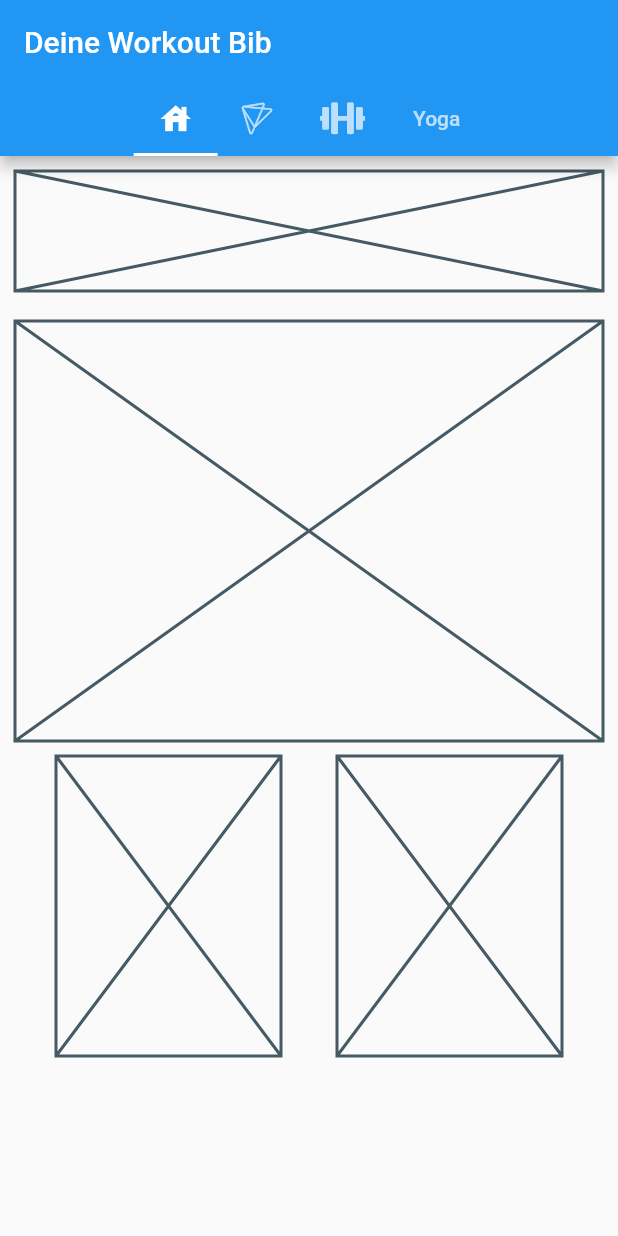
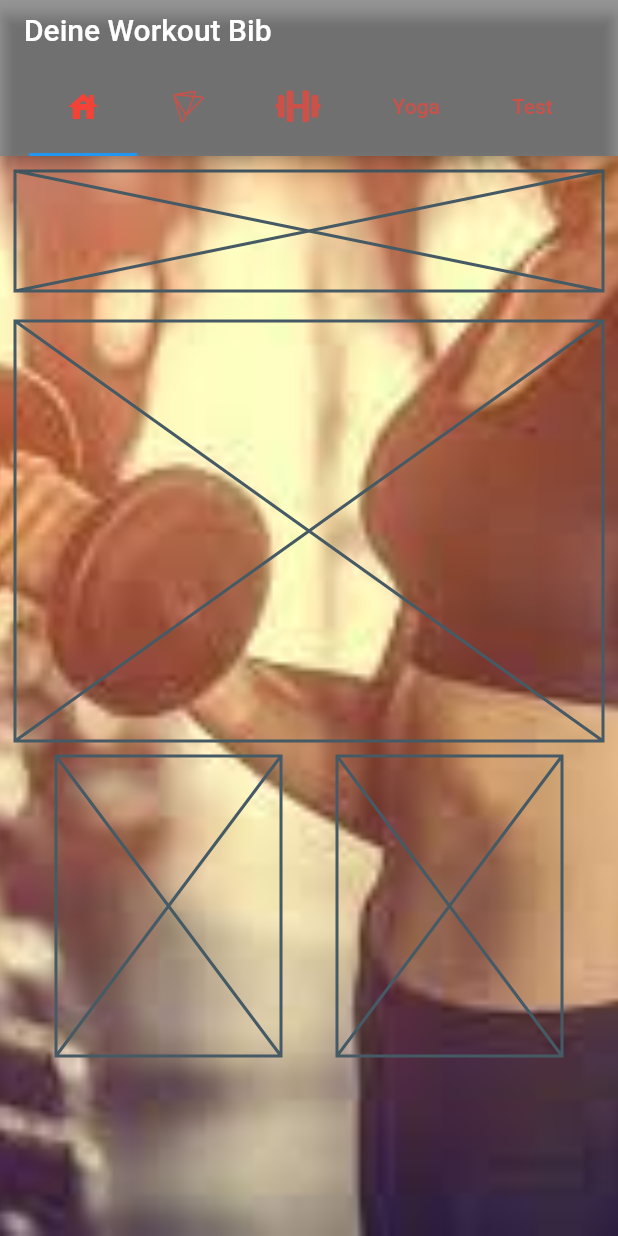
Before and after one commit to PascalWitzel/trainingsapp, a Flutter app: the screen it shows after launch, on a phone screen of 412 x 824 dp. Run offline on Flutter 3.47's test engine with Material 2 defaults, Android fonts, the phone set to English and light mode, and no system bars; our stand-ins replace font_awesome_flutter.

```diff
--- a/lib/Screens/h_screen.dart
+++ b/lib/Screens/h_screen.dart
@@ -7,7 +7,13 @@ class HScreen extends StatelessWidget {
   @override
   Widget build(BuildContext context) {
     return Scaffold(
-      body: Center(
+      body: Container(
+        decoration: BoxDecoration(
+          image: DecorationImage(
+            image: AssetImage("assets/images/fittness.jpg"),
+            fit: BoxFit.cover,
+          ),
+        ),
         child: Column (
           children: [
             Padding(
@@ -47,7 +53,6 @@ class HScreen extends StatelessWidget {
           ],
         ),
       ),
-
     );
   }
 }
--- a/lib/Screens/home_screen.dart
+++ b/lib/Screens/home_screen.dart
@@ -3,6 +3,7 @@ import 'package:font_awesome_flutter/font_awesome_flutter.dart';
 import 'package:trainingsapp/Screens/fitness_screen.dart';
 import 'package:trainingsapp/Screens/h_screen.dart';
 import 'package:trainingsapp/Screens/kampfsport_screen.dart';
+import 'package:trainingsapp/Screens/test_screen.dart';
 import 'package:trainingsapp/Screens/yoga_screen.dart';
 
 class HomeScreen extends StatelessWidget {
@@ -11,24 +12,44 @@ class HomeScreen extends StatelessWidget {
   @override
   Widget build(BuildContext context) {
     return DefaultTabController(
-      length: 4,
+      length: 5,
       child: Scaffold(
         appBar: AppBar(
           title: Text("Deine Workout Bib"),
+          backgroundColor: Colors.black38,
           bottom: TabBar(
+            labelColor: Colors.red,
             isScrollable:true,
             tabs: [
-              Tab(
-                icon: Icon(Icons.house),
+              Padding(
+                padding: const EdgeInsets.all(8.0),
+                child: Tab(
+                  icon: Icon(Icons.house),
+                ),
               ),
-              Tab(
-                icon: FaIcon(FontAwesomeIcons.pushed),
+              Padding(
+                padding: const EdgeInsets.all(8.0),
+                child: Tab(
+                  icon: FaIcon(FontAwesomeIcons.pushed),
+                ),
               ),
-              Tab(
-                icon: FaIcon(FontAwesomeIcons.dumbbell),
+              Padding(
+                padding: const EdgeInsets.all(8.0),
+                child: Tab(
+                  icon: FaIcon(FontAwesomeIcons.dumbbell),
+                ),
               ),
-              Tab(
-                text: "Yoga",
+              Padding(
+                padding: const EdgeInsets.all(8.0),
+                child: Tab(
+                  text: "Yoga",
+                ),
+              ),
+              Padding(
+                padding: const EdgeInsets.all(8.0),
+                child: Tab(
+                  text: "Test",
+                ),
               ),
             ],
           ),
@@ -39,6 +60,7 @@ class HomeScreen extends StatelessWidget {
             KampfsportScreen(),
             FitnessScreen(),
             YogaScreen(),
+            TestScreen(),
           ],
         ),
       ),
--- /dev/null
+++ b/lib/Screens/test_screen.dart
@@ -0,0 +1,19 @@
+import 'package:flutter/material.dart';
+
+class TestScreen extends StatelessWidget {
+  const TestScreen({Key key}) : super(key: key);
+
+  @override
+  Widget build(BuildContext context) {
+    return Scaffold(
+      body: Container(
+        decoration: BoxDecoration(
+          image: DecorationImage(
+            image: AssetImage("assets/images/kampfkunst.jpg"),
+            fit: BoxFit.cover,
+          ),
+        ),
+      ),
+    );
+  }
+}
--- a/pubspec.yaml
+++ b/pubspec.yaml
@@ -26,6 +26,7 @@ dependencies:
     sdk: flutter
 
 
+
   # The following adds the Cupertino Icons font to your application.
   # Use with the CupertinoIcons class for iOS style icons.
   cupertino_icons: ^1.0.2
@@ -46,9 +47,8 @@ flutter:
   uses-material-design: true
 
   # To add assets to your application, add an assets section, like this:
-  # assets:
-  #   - images/a_dot_burr.jpeg
-  #   - images/a_dot_ham.jpeg
+  assets:
+    - assets/images/
 
   # An image asset can refer to one or more resolution-specific "variants", see
   # https://flutter.dev/assets-and-images/#resolution-aware.
```
Also changed, not shown: assets/images/fittness.jpg (added), assets/images/kampfkunst.jpg (added), assets/images/seilspringen.jpeg (added), assets/images/yoga.jpg (added).
